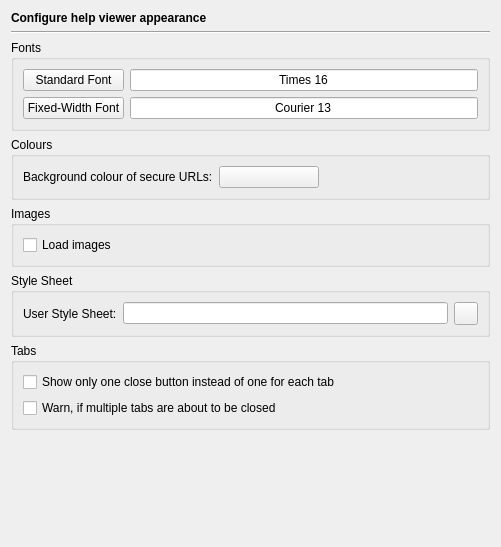
Qt form Preferences/ConfigurationPages/HelpAppearancePage.ui (testmana2/test) before a commit.
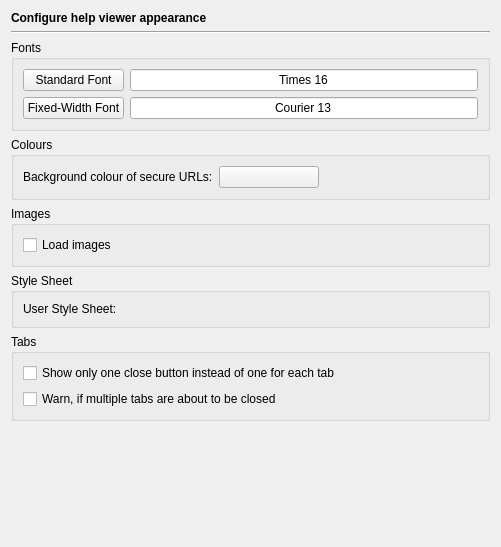
The same form after that commit. Custom widgets are drawn as their Qt base class.

Commit message: Changed more configuration pages to use the path picker.

Patch:
```diff
--- a/Preferences/ConfigurationPages/HelpAppearancePage.ui
+++ b/Preferences/ConfigurationPages/HelpAppearancePage.ui
@@ -170,19 +170,21 @@
        </widget>
       </item>
       <item>
-       <widget class="QLineEdit" name="styleSheetEdit">
+       <widget class="E5PathPicker" name="styleSheetPicker" native="true">
+        <property name="sizePolicy">
+         <sizepolicy hsizetype="Expanding" vsizetype="Preferred">
+          <horstretch>0</horstretch>
+          <verstretch>0</verstretch>
+         </sizepolicy>
+        </property>
+        <property name="focusPolicy">
+         <enum>Qt::StrongFocus</enum>
+        </property>
         <property name="toolTip">
          <string>Enter the file name of a user style sheet</string>
         </property>
        </widget>
       </item>
-      <item>
-       <widget class="QToolButton" name="styleSheetButton">
-        <property name="toolTip">
-         <string>Select the user style sheet via a file selection dialog</string>
-        </property>
-       </widget>
-      </item>
      </layout>
     </widget>
    </item>
@@ -227,6 +229,14 @@
    </item>
   </layout>
  </widget>
+ <customwidgets>
+  <customwidget>
+   <class>E5PathPicker</class>
+   <extends>QWidget</extends>
+   <header>E5Gui/E5PathPicker.h</header>
+   <container>1</container>
+  </customwidget>
+ </customwidgets>
  <tabstops>
   <tabstop>standardFontButton</tabstop>
   <tabstop>fixedFontButton</tabstop>
```
Left out of the diff: 5 changed lines with no effect on the pictures. The commit also changes 8 other files.
